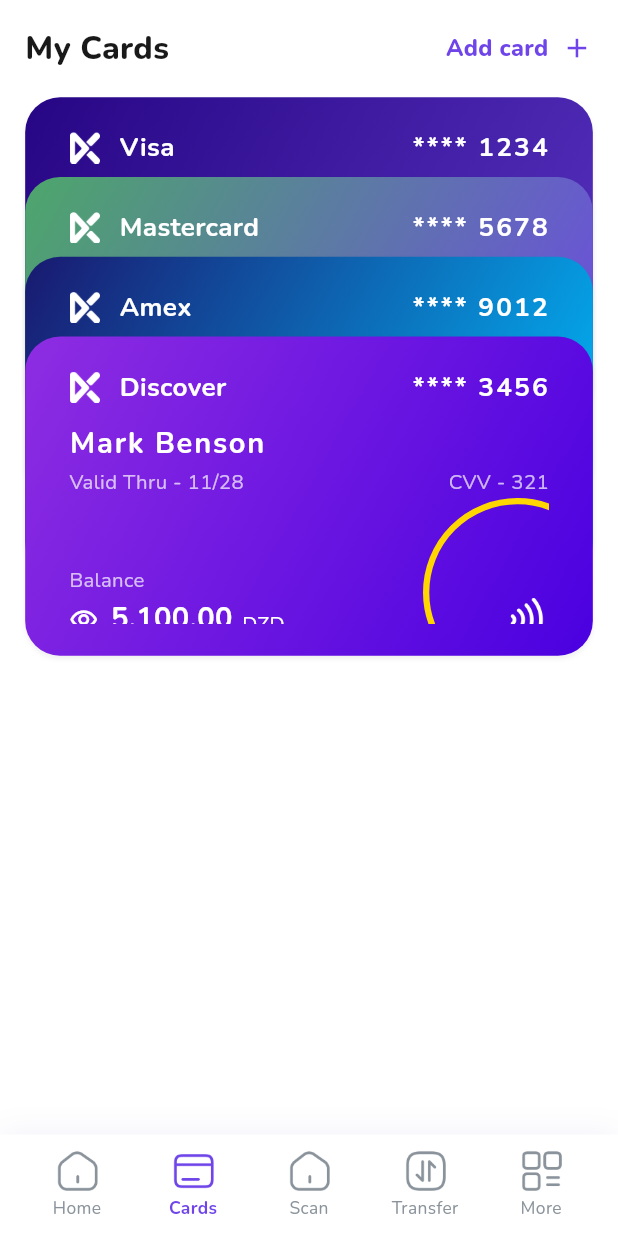
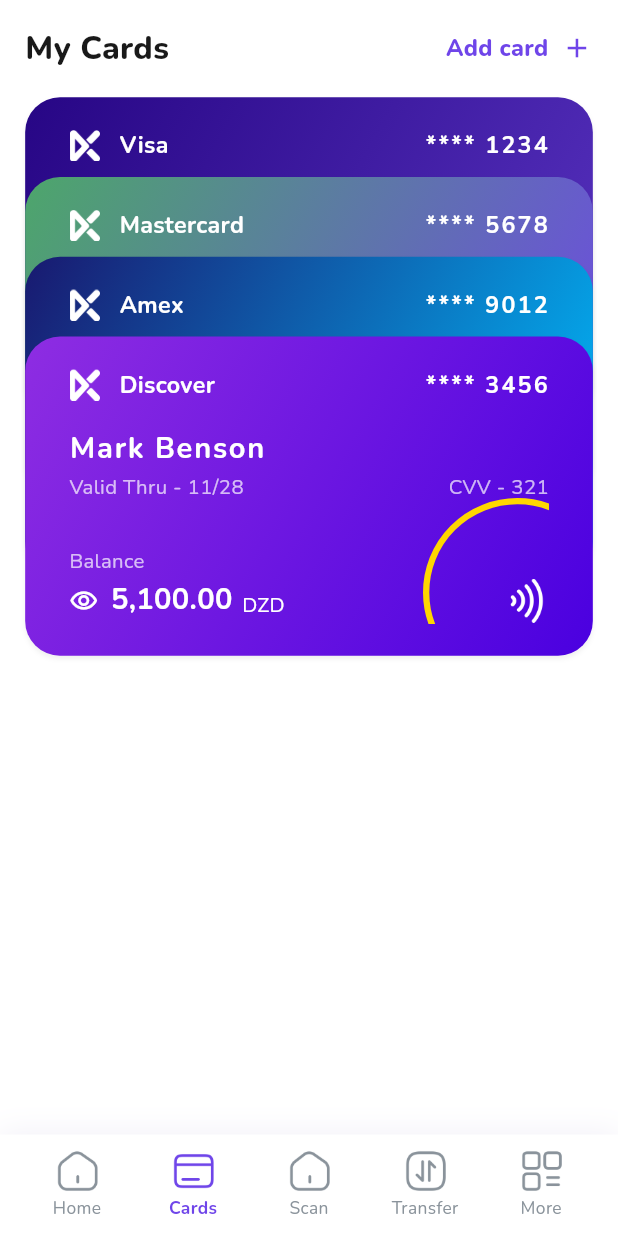
Before and after one commit to arcbsr/fvr_mobile_banking, a Flutter app: the screen it shows after launch, item 2 of the bottom bar chosen, on a phone screen of 412 x 824 dp. Run offline on Flutter 3.47's test engine with Material 3 defaults, Android fonts, the light colour scheme and no system bars; our stand-ins replace easy_localization, equatable, flutter_bloc, flutter_screenutil, google_fonts, stacked_card_carousel.

Commit message:
i refactor UI and setup for ios simulator

```diff
--- a/mobile_banking/lib/core/theme/app_theme.dart
+++ b/mobile_banking/lib/core/theme/app_theme.dart
@@ -21,7 +21,7 @@
   static TextStyle get title => TextStyle(
         fontFamily: 'Nunito',
         fontWeight: FontWeight.w800,
-        fontSize: 18.sp,
+        fontSize: 16.sp,
         color: const Color(0xFF191919),
       );
   static TextStyle get body => TextStyle(
--- a/mobile_banking/lib/ui/components/mobix_card.dart
+++ b/mobile_banking/lib/ui/components/mobix_card.dart
@@ -82,7 +82,7 @@
                     ),
                   ],
                 ),
-                SizedBox(height: 12.h),
+                SizedBox(height: 18.h),
                 Text(
                   card.cardholderName,
                   style: AppTextStyles.title.copyWith(
@@ -111,7 +111,7 @@
                       ),
                   ],
                 ),
-                SizedBox(height: 48.h),
+                SizedBox(height: 32.h),
                 Text(
                   AppLocalizations.balance,
                   style: AppTextStyles.body.copyWith(
```
Also changed, not shown: 3 other files.
